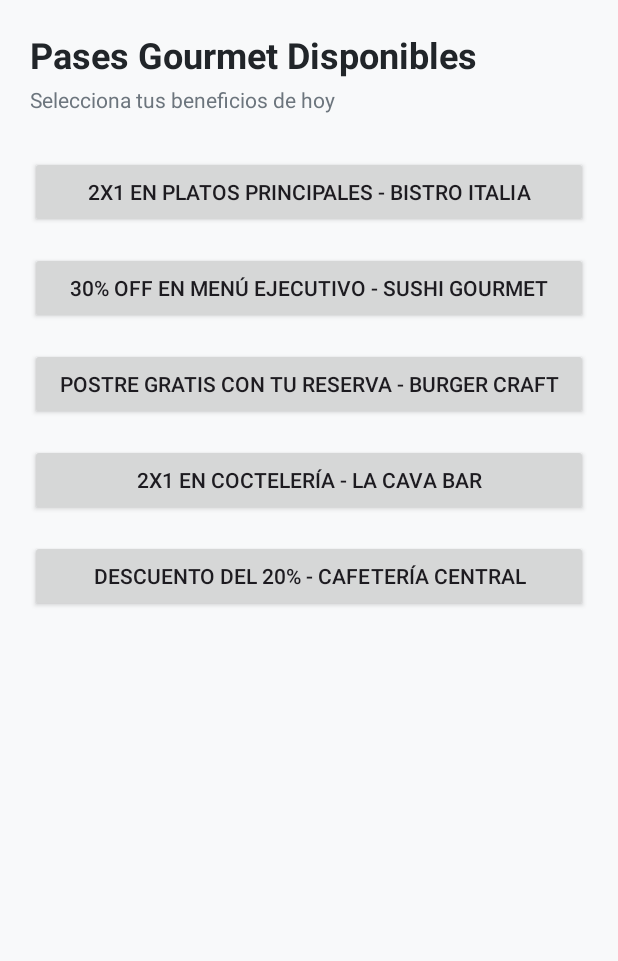
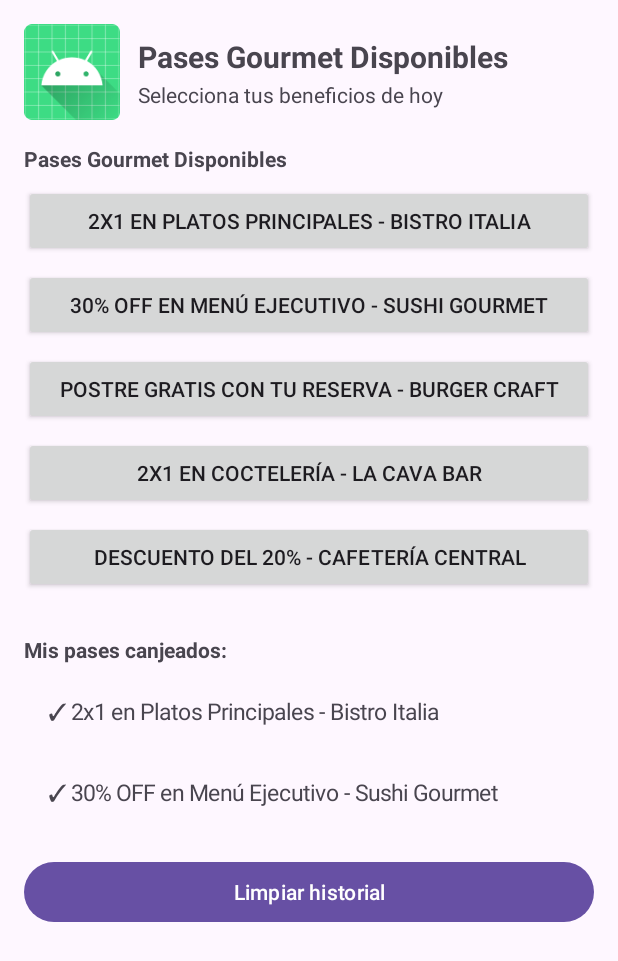
Before and after one commit to matteonavarro-sys/parcial-2-am-acn4bv-navarro-matteo, an Android app: the HomeActivity screen opened directly, with no data from a screen before it, after a tap on "30% OFF EN MENÚ EJECUTIVO - SUSHI GOURME", on a phone screen of 412 x 824 dp. Shown: the top 961 px of the screen. Run offline under Robolectric (Android 15) with nearby library versions, the phone set to English and light mode, and no system bars; our stand-ins replace Room's generated code; pictures from the network do not load; 2 other taps on this screen came first.

Commit message:
Agrega Room Database, persistencia de pases y boton limpiar historial

```diff
--- a/app/src/main/AndroidManifest.xml
+++ b/app/src/main/AndroidManifest.xml
@@ -1,6 +1,8 @@
 <?xml version="1.0" encoding="utf-8"?>
 <manifest xmlns:android="http://schemas.android.com/apk/res/android"
     xmlns:tools="http://schemas.android.com/tools">
+
+    <uses-permission android:name="android.permission.INTERNET" />
 
     <application
         android:allowBackup="true"
--- /dev/null
+++ b/app/src/main/java/com/example/gourmetpass/AppDatabase.java
@@ -0,0 +1,25 @@
+package com.example.gourmetpass;
+
+import android.content.Context;
+import androidx.room.Database;
+import androidx.room.Room;
+import androidx.room.RoomDatabase;
+
+@Database(entities = {PaseCanjeado.class}, version = 1, exportSchema = false)
+public abstract class AppDatabase extends RoomDatabase {
+
+    private static AppDatabase INSTANCE;
+
+    public abstract PaseCanjeadoDao paseCanjeadoDao();
+
+    public static synchronized AppDatabase getInstance(Context context) {
+        if (INSTANCE == null) {
+            INSTANCE = Room.databaseBuilder(
+                    context.getApplicationContext(),
+                    AppDatabase.class,
+                    "gourmetpass_db"
+            ).build();
+        }
+        return INSTANCE;
+    }
+}
--- a/app/src/main/java/com/example/gourmetpass/HomeActivity.java
+++ b/app/src/main/java/com/example/gourmetpass/HomeActivity.java
@@ -1,24 +1,74 @@
 package com.example.gourmetpass;
 
 import android.os.Bundle;
+import android.util.TypedValue;
 import android.view.View;
 import android.widget.Button;
+import android.widget.ImageView;
 import android.widget.LinearLayout;
+import android.widget.TextView;
 import android.widget.Toast;
 import androidx.appcompat.app.AppCompatActivity;
+import com.bumptech.glide.Glide;
+import java.util.List;
+import java.util.concurrent.ExecutorService;
+import java.util.concurrent.Executors;
 
 public class HomeActivity extends AppCompatActivity {
 
-    private LinearLayout containerPasses;
+    private TextView tvWelcome;
+    private ImageView ivBannerGourmet;
+    private LinearLayout containerPromos;
+    private LinearLayout containerRedeemed;
+    private Button btnLimpiarHistorial;
+
+    private ExecutorService executorService;
+    private AppDatabase db;
+    private String usuarioActual = "";
 
     @Override
     protected void onCreate(Bundle savedInstanceState) {
         super.onCreate(savedInstanceState);
         setContentView(R.layout.activity_home);
 
-        containerPasses = findViewById(R.id.containerPasses);
+        tvWelcome = findViewById(R.id.tvWelcome);
+        ivBannerGourmet = findViewById(R.id.ivBannerGourmet);
+        containerPromos = findViewById(R.id.containerPromos);
+        containerRedeemed = findViewById(R.id.containerRedeemed);
+        btnLimpiarHistorial = findViewById(R.id.btnLimpiarHistorial);
 
-        // Arreglo de datos que se generarán dinámicamente
+        // Inicializar ExecutorService y Room Database
+        executorService = Executors.newSingleThreadExecutor();
+        db = AppDatabase.getInstance(this);
+
+        // Descargar imagen desde URL usando Glide
+        String urlImagen = "https://images.unsplash.com/photo-1517248135467-4c7edcad34c4?w=800";
+        if (ivBannerGourmet != null) {
+            Glide.with(this)
+                    .load(urlImagen)
+                    .placeholder(R.mipmap.ic_launcher)
+                    .into(ivBannerGourmet);
+        }
+
+        // Recibir nombre de usuario enviado desde MainActivity
+        String usuario = getIntent().getStringExtra("USUARIO_NOMBRE");
+        if (usuario != null && !usuario.isEmpty()) {
+            usuarioActual = usuario;
+            tvWelcome.setText("¡Bienvenido, " + usuario + "!");
+        }
+
+        // Cargar pases canjeados guardados previamente en Room
+        cargarPasesGuardados();
+
+        if (btnLimpiarHistorial != null) {
+            btnLimpiarHistorial.setOnClickListener(new View.OnClickListener() {
+                @Override
+                public void onClick(View v) {
+                    limpiarHistorialEnDb();
+                }
+            });
+        }
+
         String[] restaurantes = {
                 "2x1 en Platos Principales - Bistro Italia",
                 "30% OFF en Menú Ejecutivo - Sushi Gourmet",
@@ -27,7 +77,6 @@ public class HomeActivity extends AppCompatActivity {
                 "Descuento del 20% - Cafetería Central"
         };
 
-        // Creación dinámica de botones desde Java (Requisito del Parcial)
         for (final String promo : restaurantes) {
             Button btnPromo = new Button(this);
             btnPromo.setText(promo);
@@ -36,17 +85,73 @@ public class HomeActivity extends AppCompatActivity {
                     LinearLayout.LayoutParams.MATCH_PARENT,
                     LinearLayout.LayoutParams.WRAP_CONTENT
             );
-            params.setMargins(0, 12, 0, 12);
+            params.setMargins(0, 0, 0, 12);
             btnPromo.setLayoutParams(params);
 
             btnPromo.setOnClickListener(new View.OnClickListener() {
                 @Override
                 public void onClick(View v) {
-                    Toast.makeText(HomeActivity.this, "Canjeaste: " + promo, Toast.LENGTH_LONG).show();
+                    Toast.makeText(HomeActivity.this, "Canjeaste: " + promo, Toast.LENGTH_SHORT).show();
+
+                    // Agregar dinámicamente a la UI y persistir en Room en segundo plano
+                    agregarPaseEnUi(promo);
+                    guardarPaseEnDb(promo, usuarioActual);
                 }
             });
 
-            containerPasses.addView(btnPromo);
+            containerPromos.addView(btnPromo);
+        }
+    }
+
+    private void agregarPaseEnUi(String promo) {
+        TextView tvPaseCanjeado = new TextView(HomeActivity.this);
+        tvPaseCanjeado.setText("✓ " + promo);
+        tvPaseCanjeado.setPadding(24, 20, 24, 20);
+        tvPaseCanjeado.setTextSize(TypedValue.COMPLEX_UNIT_SP, 15f);
+
+        LinearLayout.LayoutParams itemParams = new LinearLayout.LayoutParams(
+                LinearLayout.LayoutParams.MATCH_PARENT,
+                LinearLayout.LayoutParams.WRAP_CONTENT
+        );
+        itemParams.setMargins(0, 0, 0, 10);
+        tvPaseCanjeado.setLayoutParams(itemParams);
+
+        containerRedeemed.addView(tvPaseCanjeado);
+    }
+
+    private void guardarPaseEnDb(String descripcion, String usuario) {
+        executorService.execute(() -> {
+            PaseCanjeado pase = new PaseCanjeado(descripcion, usuario);
+            db.paseCanjeadoDao().insertar(pase);
+        });
+    }
+
+    private void cargarPasesGuardados() {
+        executorService.execute(() -> {
+            List<PaseCanjeado> pases = db.paseCanjeadoDao().obtenerTodos();
+            runOnUiThread(() -> {
+                for (PaseCanjeado pase : pases) {
+                    agregarPaseEnUi(pase.descripcion);
+                }
+            });
+        });
+    }
+
+    private void limpiarHistorialEnDb() {
+        executorService.execute(() -> {
+            db.paseCanjeadoDao().borrarTodos();
+            runOnUiThread(() -> {
+                containerRedeemed.removeAllViews();
+                Toast.makeText(HomeActivity.this, "Historial limpiado", Toast.LENGTH_SHORT).show();
+            });
+        });
+    }
+
+    @Override
+    protected void onDestroy() {
+        super.onDestroy();
+        if (executorService != null && !executorService.isShutdown()) {
+            executorService.shutdown();
         }
     }
 }
--- a/app/src/main/java/com/example/gourmetpass/MainActivity.java
+++ b/app/src/main/java/com/example/gourmetpass/MainActivity.java
@@ -34,8 +34,9 @@ public class MainActivity extends AppCompatActivity {
                 } else {
                     Toast.makeText(MainActivity.this, "Bienvenido " + username, Toast.LENGTH_SHORT).show();
 
-                    // ESTAS DOS LÍNEAS HACEN EL SALTO DE PANTALLA:
+                    // ESTAS LÍNEAS CREAN EL INTENT, PASAN EL DATO Y HACEN EL SALTO DE PANTALLA:
                     Intent intent = new Intent(MainActivity.this, HomeActivity.class);
+                    intent.putExtra("USUARIO_NOMBRE", username);
                     startActivity(intent);
                 }
             }
--- /dev/null
+++ b/app/src/main/java/com/example/gourmetpass/PaseCanjeado.java
@@ -0,0 +1,19 @@
+package com.example.gourmetpass;
+
+import androidx.room.Entity;
+import androidx.room.PrimaryKey;
+
+@Entity(tableName = "pases_canjeados")
+public class PaseCanjeado {
+
+    @PrimaryKey(autoGenerate = true)
+    public int id;
+
+    public String descripcion;
+    public String usuario;
+
+    public PaseCanjeado(String descripcion, String usuario) {
+        this.descripcion = descripcion;
+        this.usuario = usuario;
+    }
+}
--- /dev/null
+++ b/app/src/main/java/com/example/gourmetpass/PaseCanjeadoDao.java
@@ -0,0 +1,19 @@
+package com.example.gourmetpass;
+
+import androidx.room.Dao;
+import androidx.room.Insert;
+import androidx.room.Query;
+import java.util.List;
+
+@Dao
+public interface PaseCanjeadoDao {
+
+    @Insert
+    void insertar(PaseCanjeado pase);
+
+    @Query("SELECT * FROM pases_canjeados ORDER BY id DESC")
+    List<PaseCanjeado> obtenerTodos();
+
+    @Query("DELETE FROM pases_canjeados")
+    void borrarTodos();
+}
--- a/app/src/main/res/layout/activity_home.xml
+++ b/app/src/main/res/layout/activity_home.xml
@@ -1,50 +1,97 @@
 <?xml version="1.0" encoding="utf-8"?>
-<ScrollView xmlns:android="http://schemas.android.com/apk/res/android"
+<androidx.constraintlayout.widget.ConstraintLayout xmlns:android="http://schemas.android.com/apk/res/android"
     xmlns:app="http://schemas.android.com/apk/res-auto"
     android:layout_width="match_parent"
     android:layout_height="match_parent"
-    android:fillViewport="true"
-    android:background="#F8F9FA">
+    android:padding="16dp">
 
-    <androidx.constraintlayout.widget.ConstraintLayout
-        android:layout_width="match_parent"
+    <ImageView
+        android:id="@+id/ivBannerGourmet"
+        android:layout_width="64dp"
+        android:layout_height="64dp"
+        android:contentDescription="@string/banner_description"
+        android:scaleType="centerCrop"
+        android:src="@mipmap/ic_launcher"
+        app:layout_constraintStart_toStartOf="parent"
+        app:layout_constraintTop_toTopOf="parent" />
+
+    <LinearLayout
+        android:id="@+id/headerInfoContainer"
+        android:layout_width="0dp"
         android:layout_height="wrap_content"
-        android:padding="20dp">
+        android:layout_marginStart="12dp"
+        android:orientation="vertical"
+        app:layout_constraintBottom_toBottomOf="@id/ivBannerGourmet"
+        app:layout_constraintEnd_toEndOf="parent"
+        app:layout_constraintStart_toEndOf="@id/ivBannerGourmet"
+        app:layout_constraintTop_toTopOf="@id/ivBannerGourmet">
 
         <TextView
-            android:id="@+id/tvWelcomeHeader"
-            android:layout_width="0dp"
+            android:id="@+id/tvWelcome"
+            android:layout_width="match_parent"
             android:layout_height="wrap_content"
-            android:text="Pases Gourmet Disponibles"
-            android:textSize="24sp"
-            android:textStyle="bold"
-            android:textColor="#212529"
-            app:layout_constraintTop_toTopOf="parent"
-            app:layout_constraintStart_toStartOf="parent"
-            app:layout_constraintEnd_toEndOf="parent" />
+            android:text="@string/title_home"
+            android:textSize="20sp"
+            android:textStyle="bold" />
 
         <TextView
             android:id="@+id/tvSubtitle"
-            android:layout_width="0dp"
+            android:layout_width="match_parent"
             android:layout_height="wrap_content"
-            android:text="Selecciona tus beneficios de hoy"
-            android:textSize="14sp"
-            android:textColor="#6C757D"
-            android:layout_marginTop="4dp"
-            app:layout_constraintTop_toBottomOf="@id/tvWelcomeHeader"
-            app:layout_constraintStart_toStartOf="parent"
-            app:layout_constraintEnd_toEndOf="parent" />
+            android:layout_marginTop="2dp"
+            android:text="@string/subtitle_home"
+            android:textSize="14sp" />
+    </LinearLayout>
 
-        <!-- Contenedor donde agregaremos botones dinámicamente desde Java -->
+    <ScrollView
+        android:layout_width="0dp"
+        android:layout_height="0dp"
+        android:layout_marginTop="16dp"
+        app:layout_constraintBottom_toBottomOf="parent"
+        app:layout_constraintEnd_toEndOf="parent"
+        app:layout_constraintStart_toStartOf="parent"
+        app:layout_constraintTop_toBottomOf="@id/ivBannerGourmet">
+
         <LinearLayout
-            android:id="@+id/containerPasses"
-            android:layout_width="0dp"
+            android:layout_width="match_parent"
             android:layout_height="wrap_content"
-            android:orientation="vertical"
-            android:layout_marginTop="20dp"
-            app:layout_constraintTop_toBottomOf="@id/tvSubtitle"
-            app:layout_constraintStart_toStartOf="parent"
-            app:layout_constraintEnd_toEndOf="parent" />
+            android:orientation="vertical">
 
-    </androidx.constraintlayout.widget.ConstraintLayout>
-</ScrollView>
+            <TextView
+                android:layout_width="match_parent"
+                android:layout_height="wrap_content"
+                android:layout_marginBottom="8dp"
+                android:text="@string/title_home"
+                android:textStyle="bold" />
+
+            <LinearLayout
+                android:id="@+id/containerPromos"
+                android:layout_width="match_parent"
+                android:layout_height="wrap_content"
+                android:orientation="vertical" />
+
+            <TextView
+                android:layout_width="match_parent"
+                android:layout_height="wrap_content"
+                android:layout_marginTop="20dp"
+                android:layout_marginBottom="8dp"
+                android:text="@string/redeemed_title"
+                android:textStyle="bold" />
+
+            <LinearLayout
+                android:id="@+id/containerRedeemed"
+                android:layout_width="match_parent"
+                android:layout_height="wrap_content"
+                android:orientation="vertical" />
+
+            <Button
+                android:id="@+id/btnLimpiarHistorial"
+                android:layout_width="match_parent"
+                android:layout_height="wrap_content"
+                android:layout_marginTop="12dp"
+                android:text="Limpiar historial" />
+
+        </LinearLayout>
+    </ScrollView>
+
+</androidx.constraintlayout.widget.ConstraintLayout>
--- a/app/src/main/res/values/strings.xml
+++ b/app/src/main/res/values/strings.xml
@@ -5,4 +5,6 @@
     <string name="hint_username">Nombre de usuario</string>
     <string name="hint_password">Contraseña</string>
     <string name="btn_login">Ingresar</string>
+    <string name="redeemed_title">Mis pases canjeados:</string>
+    <string name="banner_description">Imagen de restaurante Pases Gourmet</string>
 </resources>
```
Also changed, not shown: app/build.gradle.kts (+9 -0 lines).
